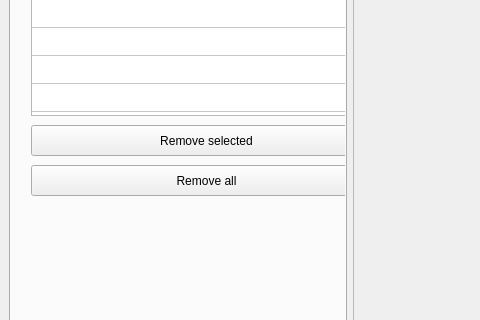
Qt form Main_widget/untitled.ui (Alexander19970212/Sattalite) before a commit; both pictures show x 0 to 480 and y 262 to 582 of the 1127 by 1022 pixel window.
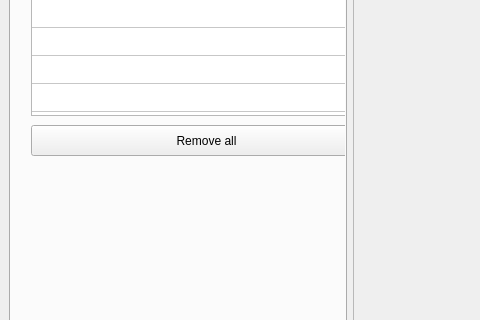
The same form after that commit.

What changed in the file:
```diff
--- a/Main_widget/untitled.ui
+++ b/Main_widget/untitled.ui
@@ -292,24 +292,11 @@
          <string>Select</string>
         </property>
        </widget>
-       <widget class="QPushButton" name="Remove_sel_face">
-        <property name="geometry">
-         <rect>
-          <x>20</x>
-          <y>310</y>
-          <width>351</width>
-          <height>31</height>
-         </rect>
-        </property>
-        <property name="text">
-         <string>Remove selected</string>
-        </property>
-       </widget>
        <widget class="QPushButton" name="Remove_all_faces">
         <property name="geometry">
          <rect>
           <x>20</x>
-          <y>350</y>
+          <y>310</y>
           <width>351</width>
           <height>31</height>
          </rect>
```
